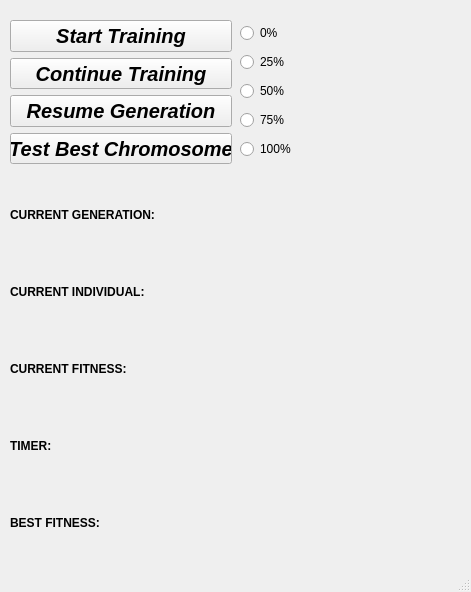
Before: the Qt Designer form evolutionary_robots/obstacle_avoidance/gui/evolution_robot.ui in TheRoboticsClub/colab-gsoc2020-Sakshay_Mahna, drawn with Qt 5.
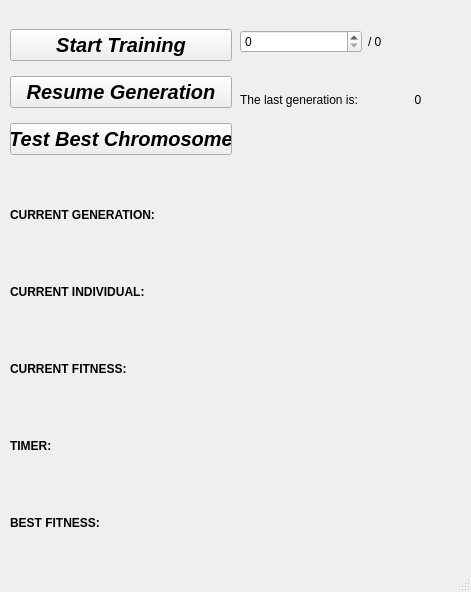
After: the same form once the commit is applied.

```diff
--- a/evolutionary_robots/obstacle_avoidance/gui/evolution_robot.ui
+++ b/evolutionary_robots/obstacle_avoidance/gui/evolution_robot.ui
@@ -97,21 +97,6 @@
        </property>
       </widget>
      </item>
-     <item>
-      <widget class="QPushButton" name="continueButton">
-       <property name="font">
-        <font>
-         <pointsize>15</pointsize>
-         <weight>75</weight>
-         <italic>true</italic>
-         <bold>true</bold>
-        </font>
-       </property>
-       <property name="text">
-        <string>Continue Training</string>
-       </property>
-      </widget>
-     </item>
      <item>
       <widget class="QPushButton" name="generationButton">
        <property name="font">
@@ -195,44 +180,33 @@
     <property name="geometry">
      <rect>
       <x>240</x>
-      <y>20</y>
-      <width>66</width>
-      <height>144</height>
+      <y>30</y>
+      <width>228</width>
+      <height>111</height>
      </rect>
     </property>
-    <layout class="QVBoxLayout" name="percentageLayout">
-     <item>
-      <widget class="QRadioButton" name="button_0">
+    <layout class="QGridLayout" name="generationLayout">
+     <item row="0" column="1">
+      <widget class="QLabel" name="out_of_generation">
        <property name="text">
-        <string>0%</string>
+        <string>/ 0</string>
        </property>
       </widget>
      </item>
-     <item>
-      <widget class="QRadioButton" name="button_25">
-       <property name="text">
-        <string>25%</string>
-       </property>
-      </widget>
+     <item row="0" column="0">
+      <widget class="QSpinBox" name="input_generation"/>
      </item>
-     <item>
-      <widget class="QRadioButton" name="button_50">
+     <item row="1" column="0">
+      <widget class="QLabel" name="label">
        <property name="text">
-        <string>50%</string>
+        <string>The last generation is: </string>
        </property>
       </widget>
      </item>
-     <item>
-      <widget class="QRadioButton" name="button_75">
+     <item row="1" column="1">
+      <widget class="QLabel" name="last_generation">
        <property name="text">
-        <string>75%</string>
-       </property>
-      </widget>
-     </item>
-     <item>
-      <widget class="QRadioButton" name="button_100">
-       <property name="text">
-        <string>100%</string>
+        <string>&lt;html&gt;&lt;head/&gt;&lt;body&gt;&lt;p align=&quot;center&quot;&gt;0&lt;/p&gt;&lt;/body&gt;&lt;/html&gt;</string>
        </property>
       </widget>
      </item>
```
Left out of the diff: 2 changed lines with no effect on the pictures.
